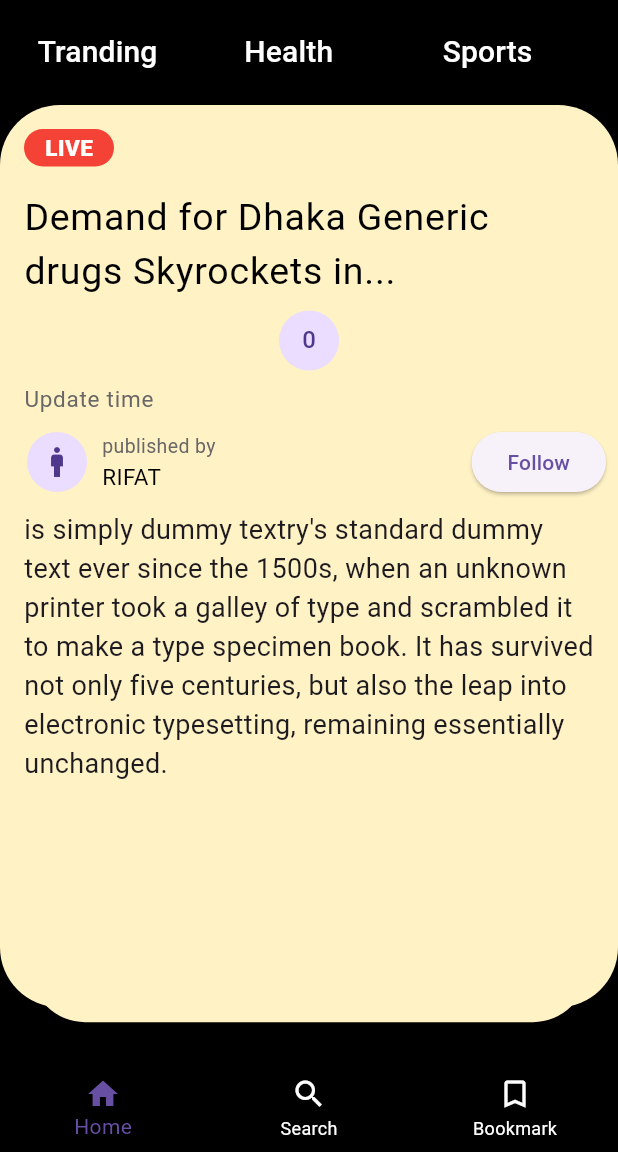
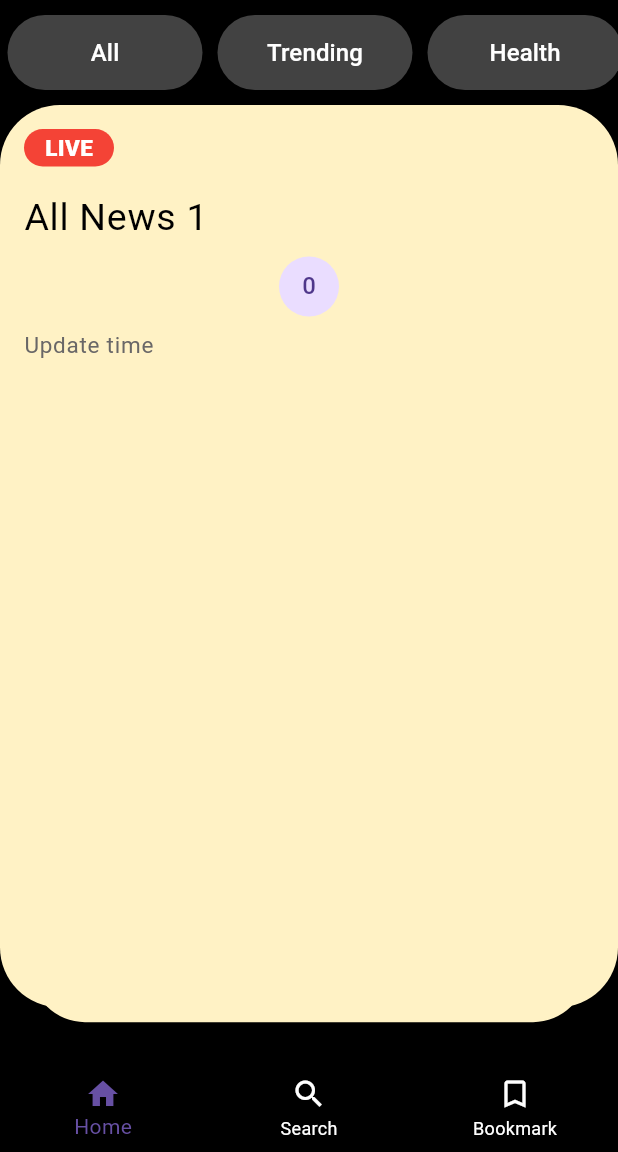
Before and after one commit to MDRifatkhan333/NNO_NewsPaper, a Flutter app: the screen it shows after launch, on a phone screen of 412 x 824 dp, the part 84-1236 px from its top. Run offline on Flutter 3.47's test engine with Material 3 defaults, Android fonts, the phone set to English and light mode, and no system bars; drawn by our look-alikes of appinio_swiper; missing offline and left inert: dart:ffi.

Commit message:
pub update

```diff
--- a/lib/main.dart
+++ b/lib/main.dart
@@ -1,7 +1,7 @@
 import 'package:flutter/material.dart';
-import 'package:nno_newspaper/screen/homepage.dart';
+import 'package:nno_newspaper/presentation/ui/screens/homepage.dart';
 
-import 'package:nno_newspaper/screen/postWrite.dart';
+//import 'package:nno_newspaper/screen/postWrite.dart';
 
 void main() {
   runApp(const MyApp());
@@ -17,7 +17,7 @@ class MyApp extends StatelessWidget {
       theme: ThemeData(
         primarySwatch: Colors.blue,
       ),
-      home: MyHomePage(),
+      home: const MyHomePage(),
     );
   }
 }
--- /dev/null
+++ b/lib/presentation/ui/screens/homepage.dart
@@ -0,0 +1,180 @@
+// import 'package:flutter/material.dart';
+// import 'package:nno_newspaper/screen/swiper.dart';
+// import 'package:nno_newspaper/widgets/mainBottomNavBar.dart';
+
+// class MyHomePage extends StatefulWidget {
+//   const MyHomePage({super.key});
+
+//   @override
+//   State<MyHomePage> createState() => _MyHomePageState();
+// }
+
+// class _MyHomePageState extends State<MyHomePage> {
+//   var newsitemlist = [
+//     'All',
+//     'Trending',
+//     'Health',
+//     'Sports',
+//     'Fashion',
+//     'Finance',
+//   ];
+
+//   int selectedIndex = -1; // Initially, no button is selected
+
+//   @override
+//   Widget build(BuildContext context) {
+//     return Scaffold(
+//       backgroundColor: Colors.black,
+//       appBar: AppBar(
+//         backgroundColor: Colors.black,
+//         title: Image.asset(
+//           'assets/images/NNO_NEWS_logo.png',
+//           height: 100,
+//           width: 150,
+//         ),
+//         actions: [
+//           IconButton(
+//             icon: const Icon(Icons.dashboard_outlined),
+//             onPressed: () {},
+//           ),
+//         ],
+//       ),
+//       body: SingleChildScrollView(
+//         child: Column(
+//           children: [
+//             const SizedBox(height: 10),
+//             SizedBox(
+//               height: 50,
+//               child: ListView.builder(
+//                 itemCount: newsitemlist.length,
+//                 scrollDirection: Axis.horizontal,
+//                 itemBuilder: (context, index) => Container(
+//                   width: 130,
+//                   height: 100,
+//                   margin: const EdgeInsets.symmetric(horizontal: 5),
+//                   child: TextButton(
+//                     onPressed: () {
+//                       setState(() {
+//                         selectedIndex = index; // Update the selected index
+//                       });
+//                     },
+//                     style: ButtonStyle(
+//                       backgroundColor: MaterialStateProperty.all(
+//                         selectedIndex == index ? Colors.blue : Colors.grey[800],
+//                       ),
+//                       // shape: MaterialStateProperty.all(
+//                       //   RoundedRectangleBorder(
+//                       //     borderRadius: BorderRadius.circular(8.0),
+//                       //   ),
+//                       // ),
+//                     ),
+//                     child: Text(
+//                       newsitemlist[index],
+//                       style: const TextStyle(
+//                         color: Colors.white,
+//                         fontSize: 16,
+//                       ),
+//                     ),
+//                   ),
+//                 ),
+//               ),
+//             ),
+//             const SizedBox(height: 10),
+//             const SwiperScreen(),
+//           ],
+//         ),
+//       ),
+//       bottomNavigationBar: const mainBottomNavBar(),
+//     );
+//   }
+// }
+
+import 'package:flutter/material.dart';
+import 'package:nno_newspaper/presentation/ui/widgets/swiper.dart';
+import 'package:nno_newspaper/widgets/mainBottomNavBar.dart';
+
+class MyHomePage extends StatefulWidget {
+  const MyHomePage({super.key});
+
+  @override
+  State<MyHomePage> createState() => _MyHomePageState();
+}
+
+class _MyHomePageState extends State<MyHomePage> {
+  var newsitemlist = [
+    'All',
+    'Trending',
+    'Health',
+    'Sports',
+    'Fashion',
+    'Finance',
+  ];
+
+  int selectedIndex = -1; // Initially, no button is selected
+  String selectedCategory = 'All'; // Default selected category
+
+  @override
+  Widget build(BuildContext context) {
+    return Scaffold(
+      backgroundColor: Colors.black,
+      appBar: AppBar(
+        backgroundColor: Colors.black,
+        title: Image.asset(
+          'assets/images/NNO_NEWS_logo.png',
+          height: 100,
+          width: 150,
+        ),
+        actions: [
+          IconButton(
+            icon: const Icon(Icons.dashboard_outlined),
+            onPressed: () {},
+          ),
+        ],
+      ),
+      body: SingleChildScrollView(
+        child: Column(
+          children: [
+            const SizedBox(height: 10),
+            SizedBox(
+              height: 50,
+              child: ListView.builder(
+                itemCount: newsitemlist.length,
+                scrollDirection: Axis.horizontal,
+                itemBuilder: (context, index) => Container(
+                  width: 130,
+                  height: 100,
+                  margin: const EdgeInsets.symmetric(horizontal: 5),
+                  child: TextButton(
+                    onPressed: () {
+                      setState(() {
+                        selectedIndex = index; // Update the selected index
+                        selectedCategory =
+                            newsitemlist[index]; // Update the selected category
+                      });
+                    },
+                    style: ButtonStyle(
+                      backgroundColor: MaterialStateProperty.all(
+                        selectedIndex == index ? Colors.blue : Colors.grey[800],
+                      ),
+                    ),
+                    child: Text(
+                      newsitemlist[index],
+                      style: const TextStyle(
+                        color: Colors.white,
+                        fontSize: 16,
+                      ),
+                    ),
+                  ),
+                ),
+              ),
+            ),
+            const SizedBox(height: 10),
+            // Pass selectedCategory to SwiperScreen
+            SwiperScreen(category: selectedCategory),
+          ],
+        ),
+      ),
+      bottomNavigationBar: const mainBottomNavBar(),
+    );
+  }
+}
--- a/lib/screen/newsPaperCard.dart
+++ b/lib/presentation/ui/widgets/newsPaperCard.dart
@@ -18,8 +18,7 @@ class _MyNewsPaperCardState extends State<MyNewsPaperCard> {
         // height: MediaQuery.of(context).size.height * 0.65,
         // width: MediaQuery.of(context).size.width,
         child: AppinioSwiper(
-          cardsCount: 20,
-          cardsBuilder: (BuildContext context, int index) {
+          cardBuilder: (BuildContext context, int index) {
             return Container(
               decoration: BoxDecoration(
                 borderRadius: BorderRadius.circular(40),
@@ -84,7 +83,7 @@ class _MyNewsPaperCardState extends State<MyNewsPaperCard> {
                                 ),
                               ),
                             ),
-                            Spacer(),
+                            const Spacer(),
                             ElevatedButton(
                               onPressed: () {},
                               child: Icon(
@@ -104,6 +103,7 @@ class _MyNewsPaperCardState extends State<MyNewsPaperCard> {
               ),
             );
           },
+          cardCount: 20,
         ),
       ),
     );
--- /dev/null
+++ b/lib/presentation/ui/widgets/swiper.dart
@@ -0,0 +1,231 @@
+// import 'package:appinio_swiper/appinio_swiper.dart';
+// import 'package:flutter/cupertino.dart';
+// import 'package:flutter/material.dart';
+
+// class SwiperScreen extends StatelessWidget {
+//   const SwiperScreen({super.key});
+
+//   @override
+//   Widget build(BuildContext context) {
+//     return CupertinoPageScaffold(
+//       backgroundColor: CupertinoColors.black,
+//       child: SizedBox(
+//         height: MediaQuery.of(context).size.height * 0.73,
+//         width: MediaQuery.of(context).size.width,
+//         child: AppinioSwiper(
+//           cardBuilder: (BuildContext context, int index) {
+//             return Container(
+//               decoration: BoxDecoration(
+//                 borderRadius: BorderRadius.circular(40),
+//                 color: const Color(
+//                   0xffFFF2C5,
+//                 ),
+//               ),
+//               //alignment: Alignment.center,
+//               child: Padding(
+//                 padding: const EdgeInsets.all(8.0),
+//                 child: Column(
+//                   crossAxisAlignment: CrossAxisAlignment.start,
+//                   children: [
+//                     Padding(
+//                       padding: const EdgeInsets.all(8.0),
+//                       child: Container(
+//                         alignment: Alignment.center,
+//                         height: 25,
+//                         width: 60,
+//                         decoration: BoxDecoration(
+//                           borderRadius: BorderRadius.circular(40),
+//                           color: Colors.red,
+//                         ),
+//                         child: const Text(
+//                           'LIVE',
+//                           style: TextStyle(
+//                             fontSize: 15,
+//                             color: Colors.white,
+//                             fontWeight: FontWeight.w900,
+//                           ),
+//                         ),
+//                       ),
+//                     ),
+//                     const Padding(
+//                       padding: EdgeInsets.all(8.0),
+//                       child: Text(
+//                         "Demand for Dhaka Generic drugs Skyrockets in...",
+//                         style: TextStyle(
+//                           fontSize: 25,
+//                           color: Colors.black,
+//                           fontWeight: FontWeight.w400,
+//                           letterSpacing: 0.5,
+//                         ),
+//                       ),
+//                     ),
+//                     Center(
+//                       child: CircleAvatar(
+//                         child: Text(index.toString()),
+//                       ),
+//                     ),
+//                     const Padding(
+//                       padding: EdgeInsets.all(8.0),
+//                       child: Text(
+//                         "Update time",
+//                         style: TextStyle(
+//                           fontSize: 15,
+//                           color: Color.fromARGB(255, 105, 103, 103),
+//                           fontWeight: FontWeight.w400,
+//                           letterSpacing: 0.5,
+//                         ),
+//                       ),
+//                     ),
+//                   ],
+//                 ),
+//               ),
+//             );
+//           },
+//           cardCount: 10,
+//         ),
+//       ),
+//     );
+//   }
+// }
+
+import 'package:appinio_swiper/appinio_swiper.dart';
+import 'package:flutter/cupertino.dart';
+import 'package:flutter/material.dart';
+
+class SwiperScreen extends StatelessWidget {
+  final String category; // Receive category from parent widget
+
+  const SwiperScreen({super.key, required this.category});
+
+  @override
+  Widget build(BuildContext context) {
+    // Based on the category, you can filter or change the data shown in the swiper
+    List<String> content = getContentForCategory(category);
+
+    return CupertinoPageScaffold(
+      backgroundColor: CupertinoColors.black,
+      child: SizedBox(
+        height: MediaQuery.of(context).size.height * 0.73,
+        width: MediaQuery.of(context).size.width,
+        child: AppinioSwiper(
+          cardBuilder: (BuildContext context, int index) {
+            return Container(
+              decoration: BoxDecoration(
+                borderRadius: BorderRadius.circular(40),
+                color: const Color(0xffFFF2C5),
+              ),
+              child: Padding(
+                padding: const EdgeInsets.all(8.0),
+                child: Column(
+                  crossAxisAlignment: CrossAxisAlignment.start,
+                  children: [
+                    Padding(
+                      padding: const EdgeInsets.all(8.0),
+                      child: Container(
+                        alignment: Alignment.center,
+                        height: 25,
+                        width: 60,
+                        decoration: BoxDecoration(
+                          borderRadius: BorderRadius.circular(40),
+                          color: Colors.red,
+                        ),
+                        child: const Text(
+                          'LIVE',
+                          style: TextStyle(
+                            fontSize: 15,
+                            color: Colors.white,
+                            fontWeight: FontWeight.w900,
+                          ),
+                        ),
+                      ),
+                    ),
+                    Padding(
+                      padding: const EdgeInsets.all(8.0),
+                      child: Text(
+                        content[
+                            index], // Display the filtered content based on the category
+                        style: const TextStyle(
+                          fontSize: 25,
+                          color: Colors.black,
+                          fontWeight: FontWeight.w400,
+                          letterSpacing: 0.5,
+                        ),
+                      ),
+                    ),
+                    Center(
+                      child: CircleAvatar(
+                        child: Text(index.toString()),
+                      ),
+                    ),
+                    const Padding(
+                      padding: EdgeInsets.all(8.0),
+                      child: Text(
+                        "Update time",
+                        style: TextStyle(
+                          fontSize: 15,
+                          color: Color.fromARGB(255, 105, 103, 103),
+                          fontWeight: FontWeight.w400,
+                          letterSpacing: 0.5,
+                        ),
+                      ),
+                    ),
+                  ],
+                ),
+              ),
+            );
+          },
+          cardCount: content.length, // Adjust card count based on content
+        ),
+      ),
+    );
+  }
+
+  List<String> getContentForCategory(String category) {
+    // Example content based on the category
+    switch (category) {
+      case 'Trending':
+        return [
+          "Trending News 1",
+          "Trending News 2",
+          "Trending News 3",
+          "Trending News 4"
+        ];
+      case 'Health':
+        return [
+          "Health News 1",
+          "Health News 2",
+          "Health News 3",
+          "Health News 4"
+        ];
+      case 'Sports':
+        return [
+          "Sports News 1",
+          "Sports News 2",
+          "Sports News 3",
+          "Sports News 4"
+        ];
+      case 'Fashion':
+        return [
+          "Fashion News 1",
+          "Fashion News 2",
+          "Fashion News 3",
+          "Fashion News 4"
+        ];
+      case 'Finance':
+        return [
+          "Finance News 1",
+          "Finance News 2",
+          "Finance News 3",
+          "Finance News 4"
+        ];
+      case 'All':
+      default:
+        return [
+          "All News 1",
+          "All News 2",
+          "All News 3",
+          "All News 4",
+        ];
+    }
+  }
+}
--- a/lib/screen/homepage.dart
+++ /dev/null
@@ -1,77 +0,0 @@
-import 'package:flutter/material.dart';
-import 'package:flutter_svg/flutter_svg.dart';
-import 'package:nno_newspaper/screen/swiper.dart';
-import 'package:nno_newspaper/widgets/mainBottomNavBar.dart';
-
-class MyHomePage extends StatefulWidget {
-  const MyHomePage({super.key});
-
-  @override
-  State<MyHomePage> createState() => _MyHomePageState();
-}
-
-class _MyHomePageState extends State<MyHomePage> {
-  var newsitemlist = [
-    'Tranding',
-    'Health ',
-    'Sports',
-    'Fashion',
-    'finance',
-    'Item 6',
-    'Item 7',
-  ];
-  @override
-  Widget build(BuildContext context) {
-    return Scaffold(
-      backgroundColor: Colors.black,
-      appBar: AppBar(
-        backgroundColor: Colors.black,
-        title: Image.asset(
-          'assets/images/NNO_NEWS_logo.png',
-          height: 100,
-          width: 150,
-        ),
-        actions: [
-          IconButton(
-            icon: const Icon(Icons.dashboard_outlined),
-            onPressed: () {},
-          ),
-        ],
-      ),
-      body: SingleChildScrollView(
-        child: Column(
-          children: [
-            const SizedBox(
-              height: 10,
-            ),
-            SizedBox(
-              height: 50,
-              child: ListView.builder(
-                itemCount: newsitemlist.length,
-                scrollDirection: Axis.horizontal,
-                itemBuilder: (context, index) => Container(
-                  //color: Colors.red,
-                  width: 130,
-                  height: 100,
-                  child: TextButton(
-                    onPressed: () {},
-                    child: Text(
-                      newsitemlist[index],
-                      style: const TextStyle(
-                        color: Colors.white,
-                        fontSize: 20,
-                      ),
-                    ),
-                  ),
-                ),
-              ),
-            ),
-            const SizedBox(height: 10),
-            const SwiperScreen(),
-          ],
-        ),
-      ),
-      bottomNavigationBar: const mainBottomNavBar(),
-    );
-  }
-}
--- a/lib/screen/swiper.dart
+++ /dev/null
@@ -1,148 +0,0 @@
-import 'package:appinio_swiper/appinio_swiper.dart';
-import 'package:flutter/cupertino.dart';
-import 'package:flutter/material.dart';
-
-class SwiperScreen extends StatelessWidget {
-  const SwiperScreen({super.key});
-
-  @override
-  Widget build(BuildContext context) {
-    return CupertinoPageScaffold(
-      backgroundColor: CupertinoColors.black,
-      child: SizedBox(
-        height: MediaQuery.of(context).size.height * 0.73,
-        width: MediaQuery.of(context).size.width,
-        child: AppinioSwiper(
-          cardsCount: 10,
-          cardsBuilder: (BuildContext context, int index) {
-            return Container(
-                decoration: BoxDecoration(
-                  borderRadius: BorderRadius.circular(40),
-                  color: const Color(
-                    0xffFFF2C5,
-                  ),
-                ),
-                //alignment: Alignment.center,
-                child: Padding(
-                  padding: const EdgeInsets.all(8.0),
-                  child: Column(
-                    crossAxisAlignment: CrossAxisAlignment.start,
-                    children: [
-                      Padding(
-                        padding: const EdgeInsets.all(8.0),
-                        child: Container(
-                          alignment: Alignment.center,
-                          height: 25,
-                          width: 60,
-                          decoration: BoxDecoration(
-                            borderRadius: BorderRadius.circular(40),
-                            color: Colors.red,
-                          ),
-                          child: const Text(
-                            'LIVE',
-                            style: TextStyle(
-                              fontSize: 15,
-                              color: Colors.white,
-                              fontWeight: FontWeight.w900,
-                            ),
-                          ),
-                        ),
-                      ),
-                      const Padding(
-                        padding: EdgeInsets.all(8.0),
-                        child: Text(
-                          "Demand for Dhaka Generic drugs Skyrockets in...",
-                          style: TextStyle(
-                            fontSize: 25,
-                            color: Colors.black,
-                            fontWeight: FontWeight.w400,
-                            letterSpacing: 0.5,
-                          ),
-                        ),
-                      ),
-                      Center(
-                        child: CircleAvatar(
-                          child: Text(index.toString()),
-                        ),
-                      ),
-                      const Padding(
-                        padding: EdgeInsets.all(8.0),
-                        child: Text(
-                          "Update time",
-                          style: TextStyle(
-                            fontSize: 15,
-                            color: Color.fromARGB(255, 105, 103, 103),
-                            fontWeight: FontWeight.w400,
-                            letterSpacing: 0.5,
-                          ),
-                        ),
-                      ),
-                      Row(
-                        mainAxisAlignment: MainAxisAlignment.spaceBetween,
-                        children: [
-                          const Padding(
-                            padding: EdgeInsets.only(
-                              left: 10,
-                            ),
-                            child: Row(
-                              children: [
-                                CircleAvatar(child: Icon(Icons.man)),
-                                Padding(
-                                  padding: EdgeInsets.only(left: 10),
-                                  child: Column(
-                                    crossAxisAlignment:
-                                        CrossAxisAlignment.start,
-                                    children: [
-                                      Text(
-                                        'published by',
-                                        style: TextStyle(
-                                          fontSize: 13,
-                                          color: Color.fromARGB(
-                                              255, 105, 103, 103),
-                                        ),
-                                      ),
-                                      Text(
-                                        'RIFAT',
-                                        style: TextStyle(
-                                          fontSize: 15,
-                                          color: Colors.black,
-                                        ),
-                                      ),
-                                    ],
-                                  ),
-                                ),
-                              ],
-                            ),
-                          ),
-                          Column(
-                            crossAxisAlignment: CrossAxisAlignment.end,
-                            children: [
-                              ElevatedButton(
-                                  onPressed: () {},
-                                  child: Text(
-                                    'Follow',
-                                  )),
-                            ],
-                          ),
-                        ],
-                      ),
-                      const Padding(
-                        padding: EdgeInsets.all(8.0),
-                        child: Text(
-                          "is simply dummy textry's standard dummy text ever since the 1500s, when an unknown printer took a galley of type and scrambled it to make a type specimen book. It has survived not only five centuries, but also the leap into electronic typesetting, remaining essentially unchanged.",
-                          style: TextStyle(
-                            fontSize: 18,
-                          ),
-                        ),
-                      ),
-                    ],
-                  ),
-                )
-                // color: CupertinoColors.activeBlue,
-                );
-          },
-        ),
-      ),
-    );
-  }
-}
```
Also changed, not shown: lib/application/utility/app_colors.dart (added), lib/presentation/ui/screens/news_page.dart (renamed from lib/screen/news_page.dart), lib/presentation/ui/screens/postWrite.dart (renamed from lib/screen/postWrite.dart), pubspec.lock.
